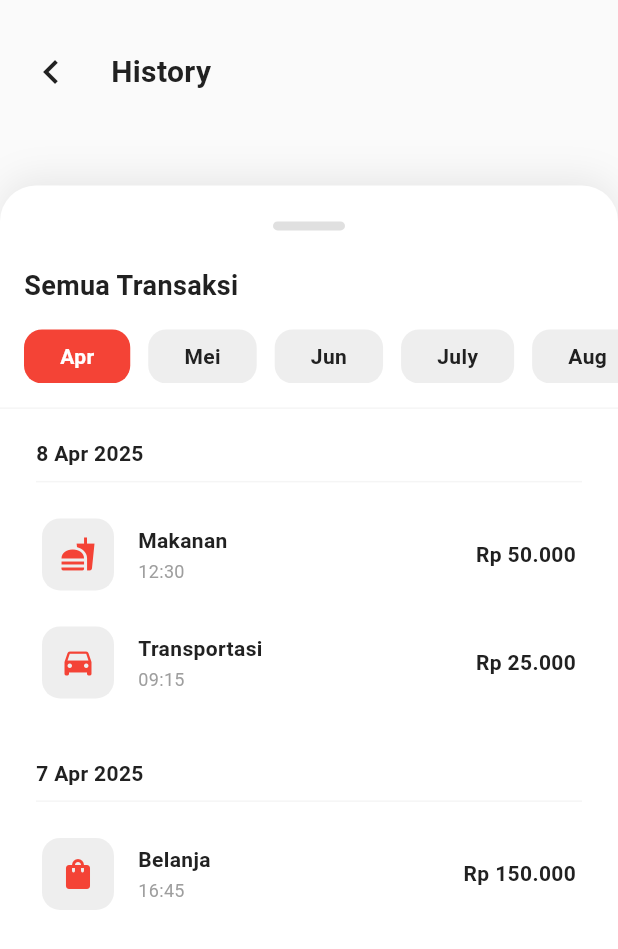
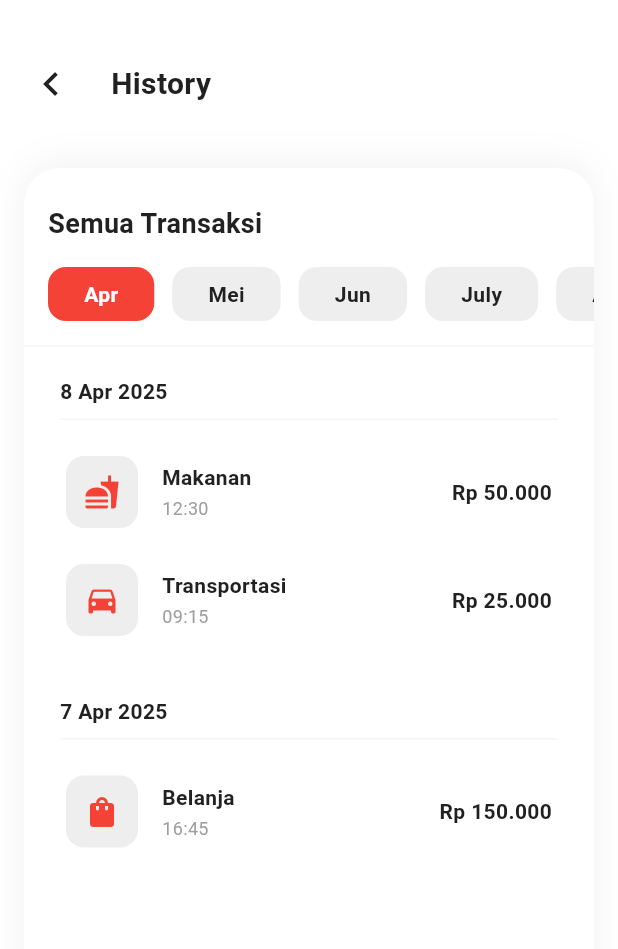
Before and after one commit to Yannn18/aturaja, a Flutter app: the HistoryScreen screen opened by its route, on a phone screen of 412 x 824 dp. Shown: the top 949 px of the screen. Run offline on Flutter 3.47's test engine with Material 3 defaults, Android fonts, the phone set to English and light mode, and no system bars.

Commit message:
hapus ikon drag

```diff
--- a/lib/ui/screens/history/history_screen.dart
+++ b/lib/ui/screens/history/history_screen.dart
@@ -153,17 +153,13 @@ class _HistoryScreenState extends State<HistoryScreen> {
         .toSet()
         .toList();
     return Scaffold(
-      backgroundColor: Colors.grey[50],
+      backgroundColor: Colors.white,
       body: SafeArea(
-        child: Stack(
+        child: Column(
           children: [
             //header
-            Positioned(
-              top: 0,
-              left: 0,
-              right: 0,
-              child: Padding(
-                padding: const EdgeInsets.symmetric(horizontal: 10, vertical: 24),
+            Padding(
+              padding: const EdgeInsets.symmetric(horizontal: 10, vertical: 32),
               child: Row(
                 children: [
                   IconButton(
@@ -189,16 +185,11 @@ class _HistoryScreenState extends State<HistoryScreen> {
                 ],
               ),
             ),
-            ),
 
-            // Draggable Sheet (Bisa ditarik atas bawah)
-            DraggableScrollableSheet(
-              initialChildSize: 0.85,
-              minChildSize: 0.5,
-              maxChildSize: 1.0,
-              snap: true,
-              builder: (BuildContext context, ScrollController scrollController) {
-                return Container(
+            Expanded(
+              child: Padding(
+                padding: const EdgeInsets.symmetric(horizontal: 16),
+                child: Container(
                   width: double.infinity,
                   decoration: BoxDecoration(
                     color: Colors.white,
@@ -207,29 +198,16 @@ class _HistoryScreenState extends State<HistoryScreen> {
                     ),
                     boxShadow: [
                       BoxShadow(
-                        color: Colors.black.withOpacity(0.08),
+                        color: Colors.black.withOpacity(0.05),
                         offset: const Offset(0, -4),
                         blurRadius: 20,
                       ),
                     ],
                   ),
-                  // 1. UBAH COLUMN MENJADI LISTVIEW
-                  child: ListView(
-                    controller: scrollController, // 2. PASANG CONTROLLER DI SINI
-                    padding: EdgeInsets.zero, // Hilangkan padding bawaan ListView
+                  child: Column(
+                    crossAxisAlignment: CrossAxisAlignment.start,
                     children: [
-                      const SizedBox(height: 24),
-                      // Drag Handle
-                      Center(
-                        child: Container(
-                          width: 48,
-                          height: 6,
-                          decoration: BoxDecoration(
-                            color: Colors.grey[300],
-                            borderRadius: BorderRadius.circular(9999),
-                          ),
-                        ),
-                      ),
+
                       const SizedBox(height: 24),
 
                       // Title
@@ -292,27 +270,23 @@ class _HistoryScreenState extends State<HistoryScreen> {
                       const SizedBox(height: 16),
 
                       // Transactions List
-                      Container(
+                      Expanded(
+                        child: Container(
                           decoration: BoxDecoration(
                             border: Border(
                               top: BorderSide(color: Colors.grey[100]!),
                             ),
                           ),
                           child: uniqueDates.isEmpty
-                            ? const Padding(
-                                padding: EdgeInsets.only(top: 60),
-                                child: Center(
+                              ? const Center(
                                   child: Text(
                                     "Tidak ada transaksi",
                                     style: TextStyle(color: Colors.grey),
                                   ),
-                                ),
                                 )
+                              // Menggunakan ListView.builder untuk peforma terbaik
                               : ListView.builder(
-                                // 3. HAPUS CONTROLLER DARI SINI
                                   padding: const EdgeInsets.only(top: 8, bottom: 24),
-                                shrinkWrap: true, // 4. WAJIB ADA (karena di dalam ListView lain)
-                                physics: const NeverScrollableScrollPhysics(), // 5. WAJIB ADA agar tidak bentrok
                                   itemCount: uniqueDates.length,
                                   itemBuilder: (context, index) {
                                     final date = uniqueDates[index];
@@ -327,13 +301,14 @@ class _HistoryScreenState extends State<HistoryScreen> {
                                   },
                                 ),
                         ),
-                    ],
-                  ),
-                );
-              },
                       ),
                     ],
                   ),
+                ),
+              ),
+            ),
+          ],
+        )
       ),
     );
   }
```
Lines whose indentation alone changed are shown as unchanged.
